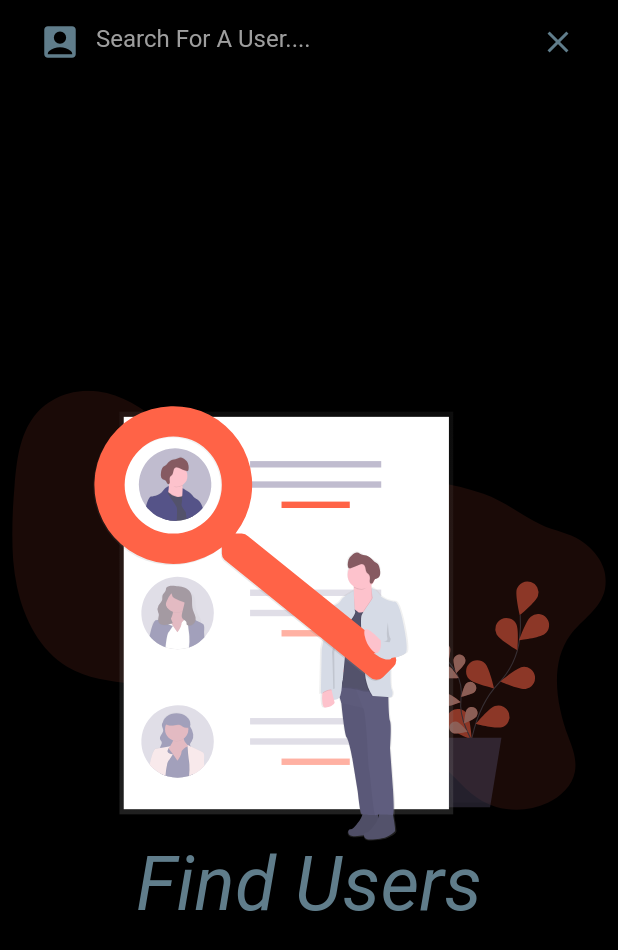
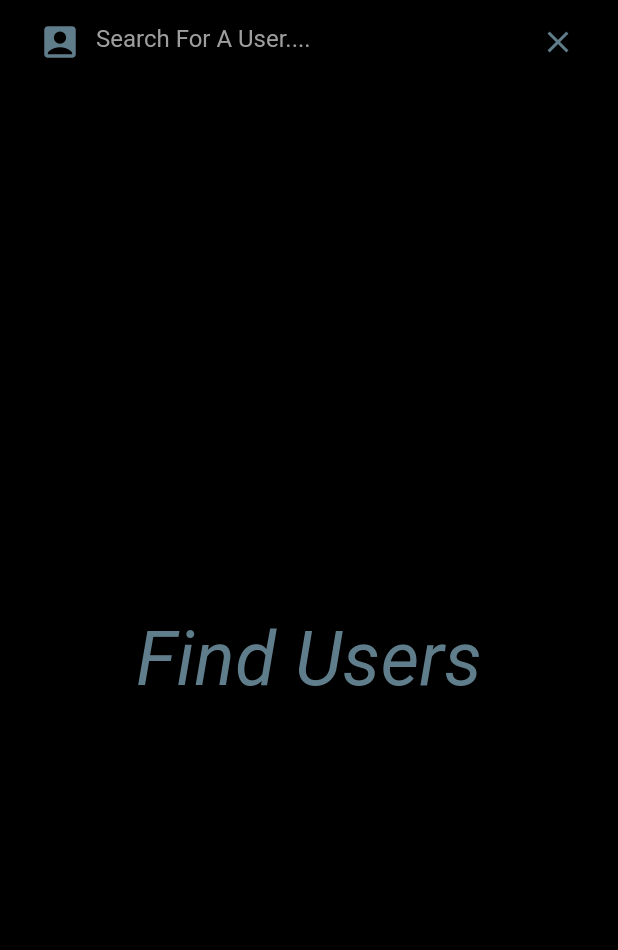
Before and after one commit to jainharsh21/Codemmunity, a Flutter app: the Search screen opened directly, on a phone screen of 412 x 824 dp. Shown: the top 950 px of the screen. Run offline on Flutter 3.47's test engine with Material 2 defaults, Android fonts, the phone set to English and light mode, and no system bars; our stand-ins replace cached_network_image, cloud_firestore, firebase_messaging, firebase_storage, flutter_spinkit, geolocator and 3 more; accounts and stored records are empty; network calls fail; statements that could not run were skipped.

Commit message:
removed flutter svg temp

```diff
--- a/lib/pages/profile.dart
+++ b/lib/pages/profile.dart
@@ -7,7 +7,7 @@ import 'package:codemmunity/widgets/post.dart';
 import 'package:codemmunity/widgets/post_tile.dart';
 import 'package:codemmunity/widgets/progress.dart';
 import 'package:flutter/material.dart';
-import 'package:flutter_svg/flutter_svg.dart';
+// import 'package:flutter_svg/flutter_svg.dart';
 import 'home.dart';
 
 class Profile extends StatefulWidget {
@@ -353,7 +353,7 @@ class _ProfileState extends State<Profile> {
         child: Column(
           mainAxisAlignment: MainAxisAlignment.center,
           children: <Widget>[
-            SvgPicture.asset("assets/images/no_content.svg", height: 260.0),
+            // SvgPicture.asset("assets/images/no_content.svg", height: 260.0),
             Padding(
               padding: EdgeInsets.only(top: 20.0),
               child: Text("No Posts",
--- a/lib/pages/search.dart
+++ b/lib/pages/search.dart
@@ -5,7 +5,7 @@ import 'package:codemmunity/pages/home.dart';
 import 'package:codemmunity/pages/profile.dart';
 import 'package:codemmunity/widgets/progress.dart';
 import 'package:flutter/material.dart';
-import 'package:flutter_svg/flutter_svg.dart';
+// import 'package:flutter_svg/flutter_svg.dart';
 
 class Search extends StatefulWidget {
   @override
@@ -60,19 +60,19 @@ class _SearchState extends State<Search> with AutomaticKeepAliveClientMixin<Sear
 
   Container buildNoContent() {
     // Make the screen responisve with rotation.
-    final Orientation orientation = MediaQuery.of(context).orientation;
+    // final Orientation orientation = MediaQuery.of(context).orientation;
     return Container(
       child: Center(
         child: ListView(
           shrinkWrap: true,
           children: <Widget>[
-            SvgPicture.asset(
-              'assets/images/search.svg',
-              height: orientation == Orientation.portrait ? 300.0 : 200.0,
-              placeholderBuilder: (BuildContext context){
-                return circularProgress();
-              }
-            ),
+            // SvgPicture.asset(
+            //   'assets/images/search.svg',
+            //   height: orientation == Orientation.portrait ? 300.0 : 200.0,
+            //   placeholderBuilder: (BuildContext context){
+            //     return circularProgress();
+            //   }
+            // ),
             Text(
               "Find Users",
               textAlign: TextAlign.center,
--- a/pubspec.yaml
+++ b/pubspec.yaml
@@ -36,7 +36,7 @@ dependencies:
   firebase_messaging: ^6.0.1
   timeago: ^2.0.22
   cached_network_image: ^2.0.0-rc
-  flutter_svg:
+  # flutter_svg: ^0.20.0-nullsafety.3
   flutter_spinkit: ^4.1.0
 
 
```
Also changed, not shown: lib/pages/upload.dart (+5 -5 lines), pubspec.lock.
